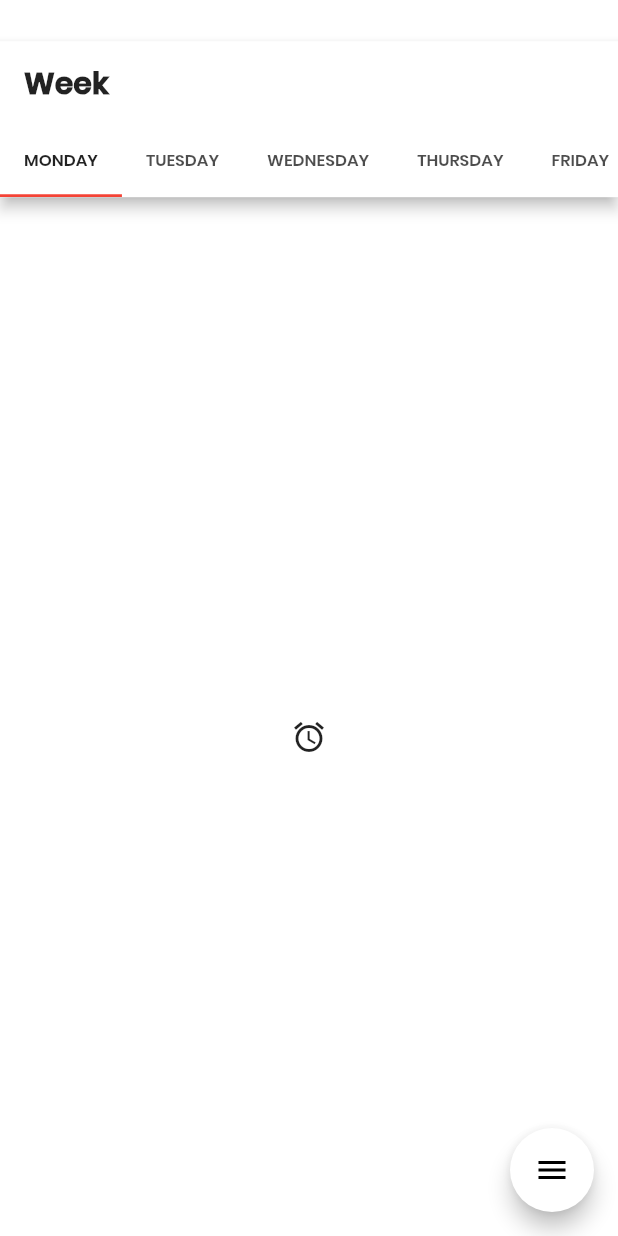
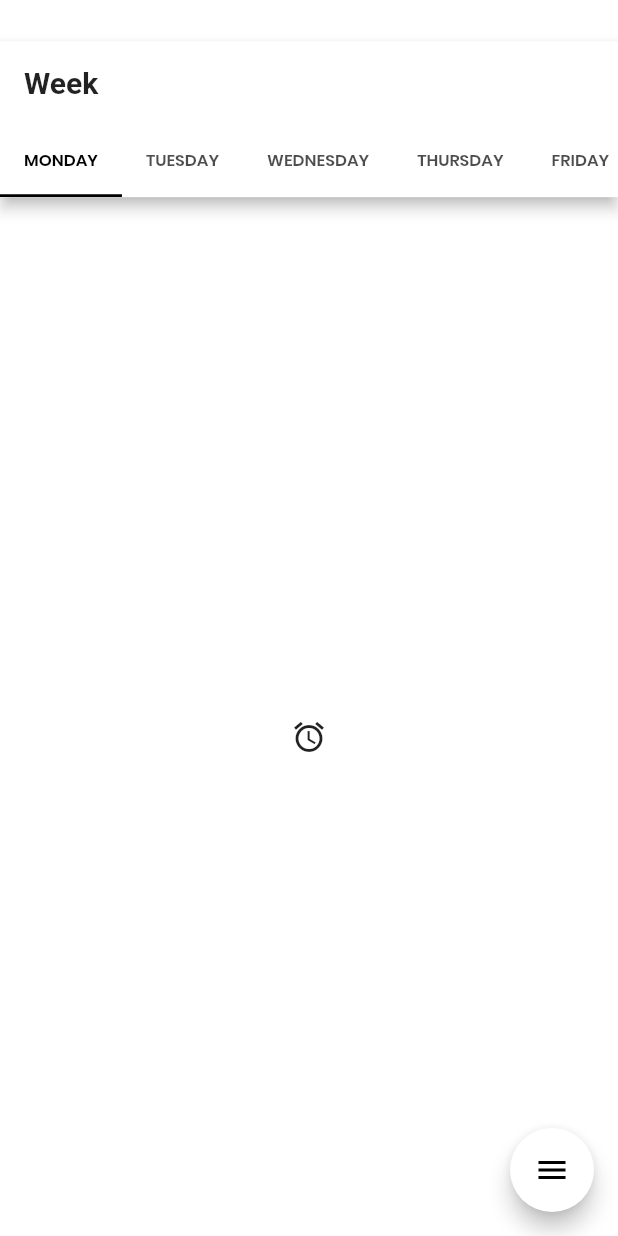
Before and after one commit to Joshlucpoll/tabletime, a Flutter app: the screen it shows once a user with an empty profile is signed in, scrolled down 576 dp, on a phone screen of 412 x 824 dp. Run offline on Flutter 3.47's test engine with Material 2 defaults, Android fonts, the light colour scheme and no system bars; drawn by our look-alikes of flutter_speed_dial; our stand-ins replace cloud_firestore, firebase_auth, firebase_core; accounts and stored records are empty; network calls fail.

Commit message:
Improved theme + colours. Added to period structure

```diff
--- a/lib/main.dart
+++ b/lib/main.dart
@@ -7,6 +7,7 @@ import 'package:cloud_firestore/cloud_firestore.dart';
 import './screens/home.dart';
 import './screens/setup.dart';
 import './screens/login.dart';
+import './screens/loading.dart';
 
 // Services
 import './services/auth.dart';
@@ -23,22 +24,23 @@ class App extends StatelessWidget {
   Widget build(BuildContext context) {
     return MaterialApp(
       theme: ThemeData(
-        primaryColor: Colors.white,
-        accentColor: Colors.red,
-        fontFamily: "Poppins",
-      ),
+          primaryColor: Colors.white,
+          scaffoldBackgroundColor: Colors.white,
+          accentColor: Colors.black,
+          primaryTextTheme: TextTheme(
+              bodyText1:
+                  TextStyle(color: Colors.black, fontFamily: "Poppins"))),
       darkTheme: ThemeData(
-        appBarTheme: AppBarTheme(
-          color: Colors.grey[850],
-        ),
-        primaryColor: Colors.grey[900],
-        accentColor: Colors.red,
-        fontFamily: "Poppins",
-      ),
+          primaryColor: Colors.grey[900],
+          scaffoldBackgroundColor: Colors.grey[900],
+          buttonTheme: ButtonThemeData(buttonColor: Colors.white),
+          accentColor: Colors.white,
+          primaryTextTheme: TextTheme(
+              bodyText1:
+                  TextStyle(color: Colors.white, fontFamily: "Poppins"))),
       title: "Tabletime",
       // Firebase builder
       home: FutureBuilder(
-        // Initialize FlutterFire:
         future: _initialization,
         builder: (context, snapshot) {
           // Check for errors
@@ -102,21 +104,13 @@ class _RootState extends State<Root> {
                     );
                   }
                 } else {
-                  return const Scaffold(
-                    body: Center(
-                      child: Text("Loading..."),
-                    ),
-                  );
+                  return Loading();
                 }
               },
             );
           }
         } else {
-          return const Scaffold(
-            body: Center(
-              child: Text("Loading..."),
-            ),
-          );
+          return Loading();
         }
       }, //Auth stream
     );
--- a/lib/screens/home.dart
+++ b/lib/screens/home.dart
@@ -29,12 +29,11 @@ class _HomeState extends State<Home> {
           physics: ScrollPhysics(),
           pageSnapping: true,
           dragStartBehavior: DragStartBehavior.start,
-        children: <Widget>[new Week(), new Week()],
-      ),
+          children: <Widget>[new Week(), new Week()]),
       floatingActionButton: SpeedDial(
           backgroundColor: Colors.white,
           foregroundColor: Colors.black,
-        overlayColor: Colors.grey,
+          overlayColor: Colors.black,
           curve: Cubic(0.0, 0.0, 0.58, 1.0),
           animatedIcon: AnimatedIcons.menu_close,
           closeManually: false,
@@ -42,6 +41,7 @@ class _HomeState extends State<Home> {
             SpeedDialChild(
                 child: Icon(Icons.today),
                 backgroundColor: Colors.blue,
+                foregroundColor: Colors.white,
                 label: "Tasks",
                 onTap: () {
                   Auth(auth: widget.auth).signOut();
@@ -49,13 +49,14 @@ class _HomeState extends State<Home> {
             SpeedDialChild(
                 child: Icon(Icons.edit),
                 backgroundColor: Colors.green,
+                foregroundColor: Colors.white,
                 label: "Edit"),
             SpeedDialChild(
                 child: Icon(Icons.settings),
                 backgroundColor: Colors.grey,
+                foregroundColor: Colors.white,
                 label: "Settings")
-        ],
-      ),
+          ]),
     );
   }
 }
--- a/lib/screens/login.dart
+++ b/lib/screens/login.dart
@@ -22,7 +22,7 @@ class _LoginState extends State<Login> {
   @override
   Widget build(BuildContext context) {
     return Scaffold(
-      backgroundColor: Theme.of(context).primaryColor,
+      // backgroundColor: Theme.of(context).backgroundColor,
       body: Center(
         child: Padding(
           padding: const EdgeInsets.all(60.0),
--- a/lib/widgets/week.dart
+++ b/lib/widgets/week.dart
@@ -18,12 +18,8 @@ class Week extends StatelessWidget {
       length: 5,
       initialIndex: getDay(),
       child: Scaffold(
-        backgroundColor: Theme.of(context).primaryColor,
         appBar: AppBar(
-          title: Text(
-            "Week",
-            style: TextStyle(fontWeight: FontWeight.w900),
-          ),
+          title: Text("Week", style: TextStyle(fontWeight: FontWeight.bold)),
           bottom: TabBar(
             isScrollable: true,
             tabs: [
--- a/pubspec.yaml
+++ b/pubspec.yaml
@@ -63,6 +63,8 @@ flutter:
 
   # An image asset can refer to one or more resolution-specific "variants", see
   # https://flutter.dev/assets-and-images/#resolution-aware.
+  assets:
+    - assets/images/tabletime_logo.png
 
   # For details regarding adding assets from package dependencies, see
   # https://flutter.dev/assets-and-images/#from-packages
```
Also changed, not shown: lib/screens/loading.dart (added, +26 -0 lines), lib/screens/setup.dart (+7 -5 lines), lib/widgets/periodStructure.dart (+45 -19 lines), pubspec.lock. Lines whose indentation alone changed are shown as unchanged.
